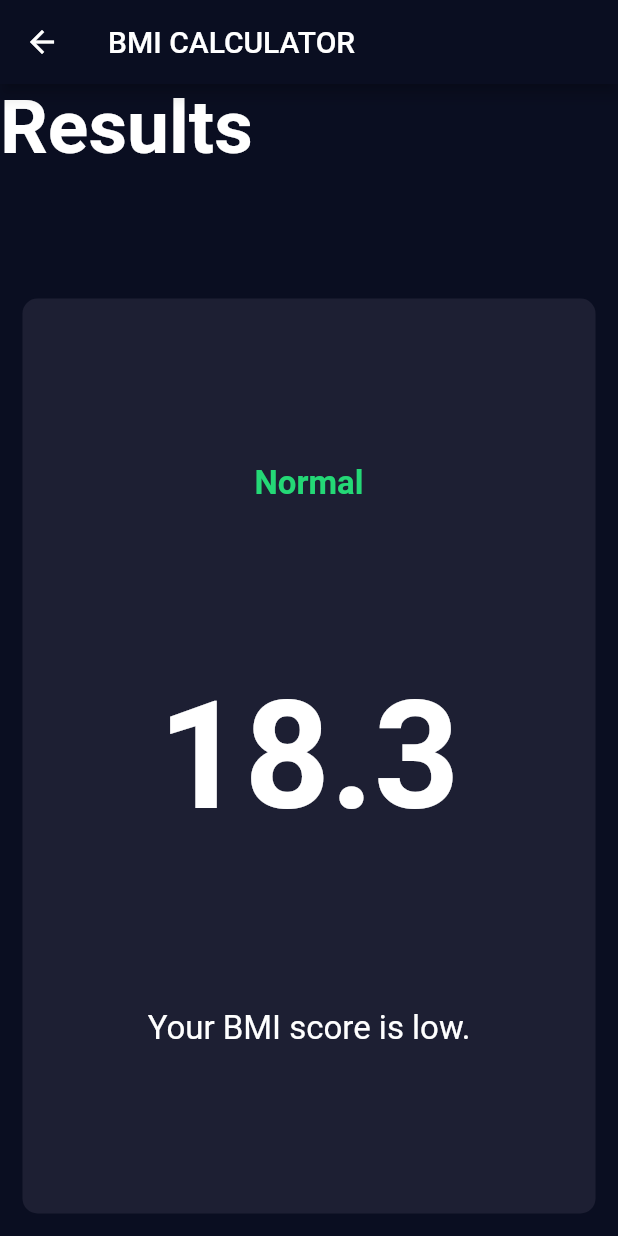
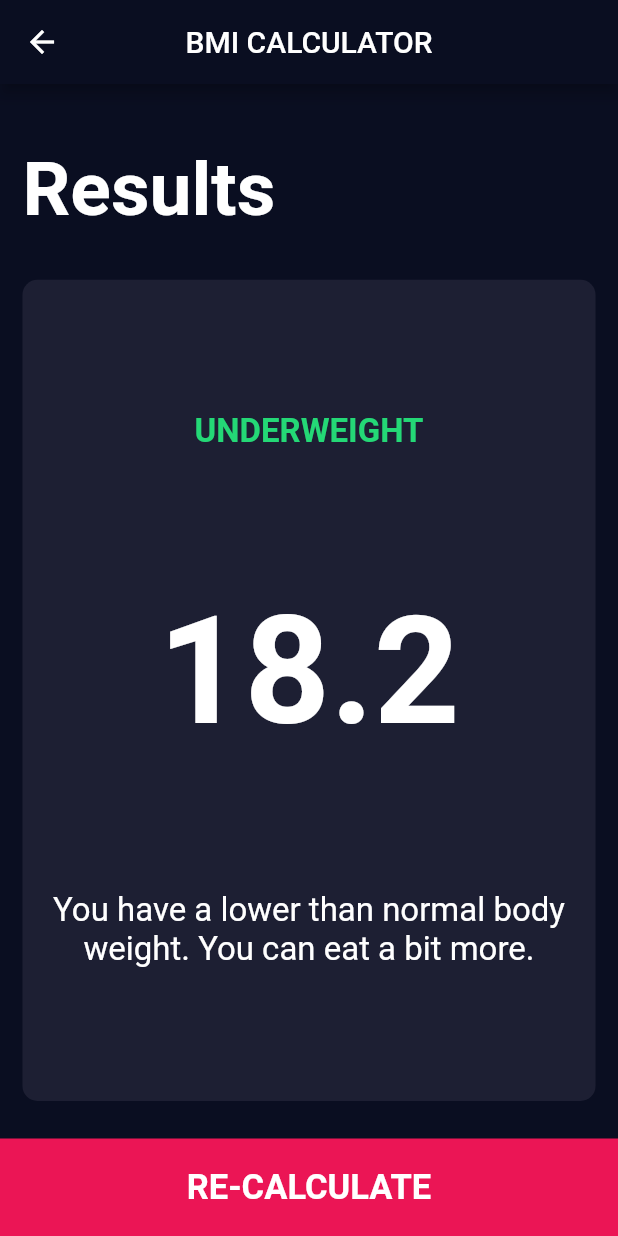
Before and after one commit to chauhan2b/bmi_calculator, a Flutter app: the screen it shows after launch, after a tap on "CALCULATE", on a phone screen of 412 x 824 dp. Run offline on Flutter 3.47's test engine with Material 2 defaults, Android fonts, the phone set to English and light mode, and no system bars; our stand-ins replace font_awesome_flutter.

Commit message:
results now work

```diff
--- /dev/null
+++ b/lib/calculator_briain.dart
@@ -0,0 +1,34 @@
+import 'dart:math';
+
+class CalculatorBrain {
+  CalculatorBrain({this.height, this.weight});
+  final int height;
+  final int weight;
+
+  double _bmi;
+
+  String calculateBMI() {
+    _bmi = weight / pow(height / 100, 2);
+    return _bmi.toStringAsFixed(1);
+  }
+
+  String getResult() {
+    if (_bmi >= 25) {
+      return 'Overweight';
+    } else if (_bmi > 18.5) {
+      return 'Normal';
+    } else {
+      return 'Underweight';
+    }
+  }
+
+  String getInterpretation() {
+    if (_bmi >= 25) {
+      return 'You have a higher than normal body weight. Try to exercise more.';
+    } else if (_bmi > 18.5) {
+      return 'You have a normal body weight. Good job.';
+    } else {
+      return 'You have a lower than normal body weight. You can eat a bit more.';
+    }
+  }
+}
--- a/lib/screens/input_page.dart
+++ b/lib/screens/input_page.dart
@@ -1,3 +1,4 @@
+import 'package:bmi_calculator/calculator_briain.dart';
 import 'package:flutter/material.dart';
 import 'package:font_awesome_flutter/font_awesome_flutter.dart';
 
@@ -207,8 +208,17 @@ class _InputPageState extends State<InputPage> {
             BottomButton(
               buttonTitle: 'CALCULATE',
               onTap: () {
-                Navigator.push(context,
-                    MaterialPageRoute(builder: (context) => ResultsPage()));
+                CalculatorBrain calc =
+                    CalculatorBrain(height: height, weight: weight);
+
+                Navigator.push(
+                    context,
+                    MaterialPageRoute(
+                        builder: (context) => ResultsPage(
+                              bmiResult: calc.calculateBMI(),
+                              resultText: calc.getResult(),
+                              interpretation: calc.getInterpretation(),
+                            )));
               },
             ),
           ],
--- a/lib/screens/results_page.dart
+++ b/lib/screens/results_page.dart
@@ -1,13 +1,25 @@
-import 'package:bmi_calculator/components/reusable_card.dart';
 import 'package:flutter/material.dart';
 
 import '../constants.dart';
+import '../components/reusable_card.dart';
+import '../components/bottom_button.dart';
+import '../calculator_briain.dart';
 
 class ResultsPage extends StatelessWidget {
+  ResultsPage(
+      {@required this.bmiResult,
+      @required this.resultText,
+      @required this.interpretation});
+
+  final String bmiResult;
+  final String resultText;
+  final String interpretation;
+
   @override
   Widget build(BuildContext context) {
     return Scaffold(
       appBar: AppBar(
+        centerTitle: true,
         title: Text('BMI CALCULATOR'),
       ),
       body: Column(
@@ -16,9 +28,12 @@ class ResultsPage extends StatelessWidget {
         children: [
           Expanded(
             child: Container(
+              padding: EdgeInsets.all(15.0),
+              alignment: Alignment.bottomLeft,
               child: Text(
                 'Results',
                 style: kTitleTextStyle,
+                textAlign: TextAlign.center,
               ),
             ),
           ),
@@ -31,22 +46,27 @@ class ResultsPage extends StatelessWidget {
                 crossAxisAlignment: CrossAxisAlignment.center,
                 children: [
                   Text(
-                    'Normal',
+                    resultText.toUpperCase(),
                     style: kResultTextStyle,
                   ),
                   Text(
-                    '18.3',
+                    bmiResult,
                     style: kBMITextStyle,
                   ),
                   Text(
-                    'Your BMI score is low.',
+                    interpretation,
                     textAlign: TextAlign.center,
                     style: kBodyTextStyle,
                   )
                 ],
               ),
             ),
-          )
+          ),
+          BottomButton(
+              buttonTitle: 'RE-CALCULATE',
+              onTap: () {
+                Navigator.pop(context);
+              })
         ],
       ),
     );
```
